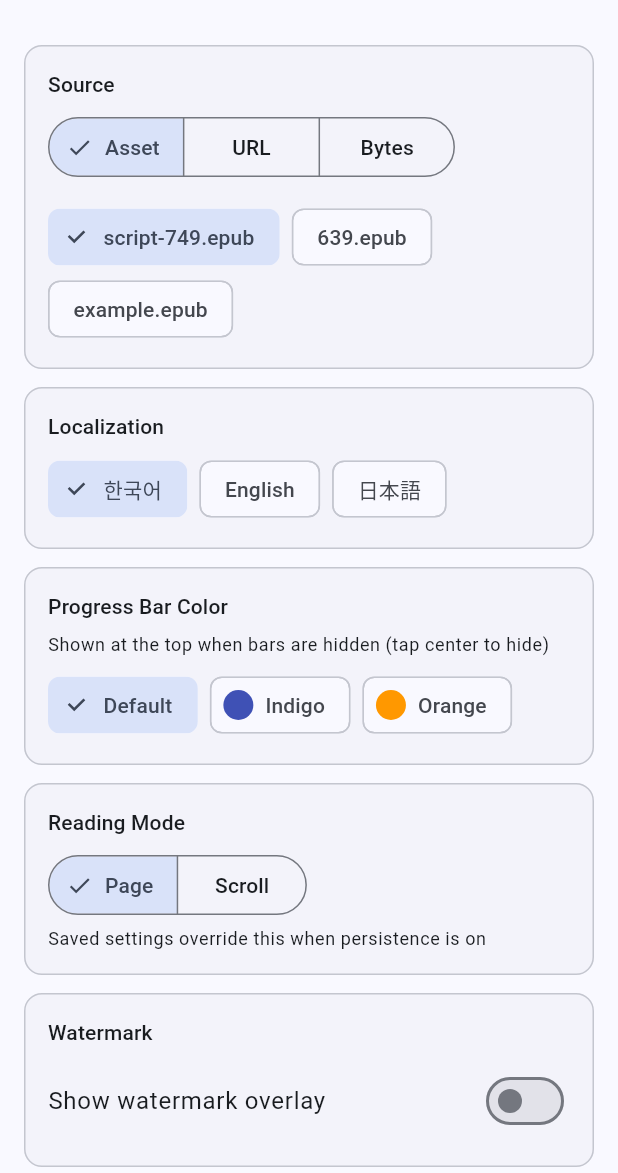
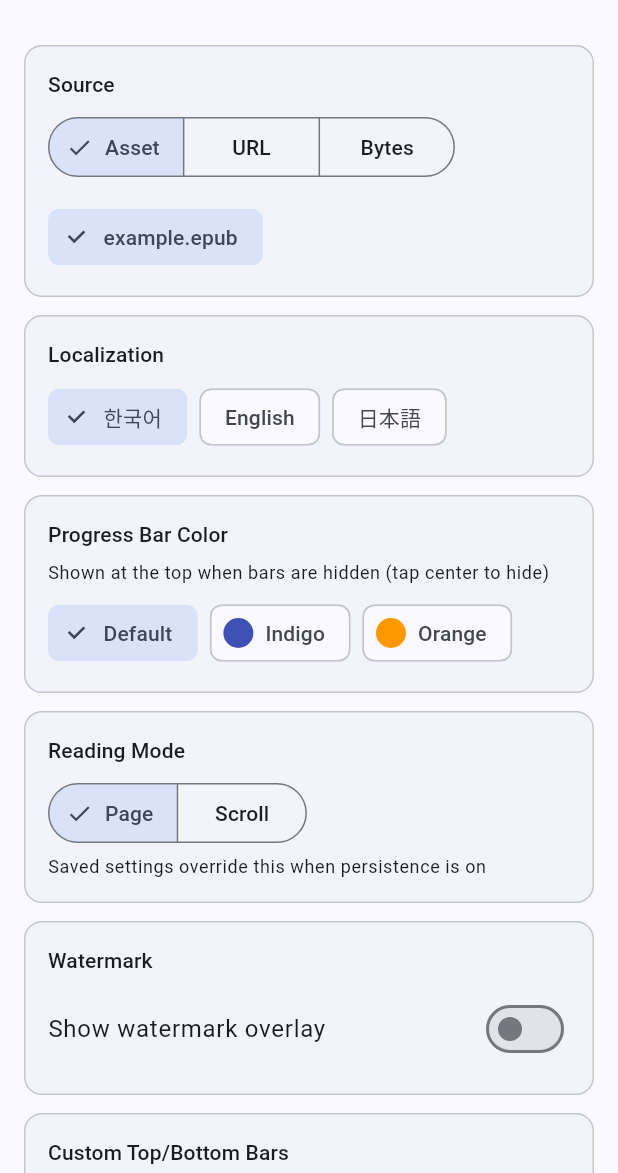
Before and after one commit to Ohgyuchan/flutter_epub_viewer_kit, a Flutter app: the screen it shows after launch, on a phone screen of 412 x 824 dp, the part 63-1236 px from its top. Run offline on Flutter 3.47's test engine with Material 3 defaults, Android fonts, the phone set to English and light mode, and no system bars; our stand-ins replace flutter_html, google_fonts, scrollable_positioned_list, shared_preferences; missing offline and left inert: epub_view, epubx.

Commit message:
Remove client-proprietary sample EPUBs from example

```diff
--- a/example/lib/main.dart
+++ b/example/lib/main.dart
@@ -61,8 +61,6 @@ class ReaderConfig {
 /// Asset books bundled with the example, used for the source picker and the
 /// in-reader dynamic source swap demo.
 const assetBooks = [
-  'assets/script-749.epub',
-  'assets/639.epub',
   'assets/example.epub',
 ];
 
```
